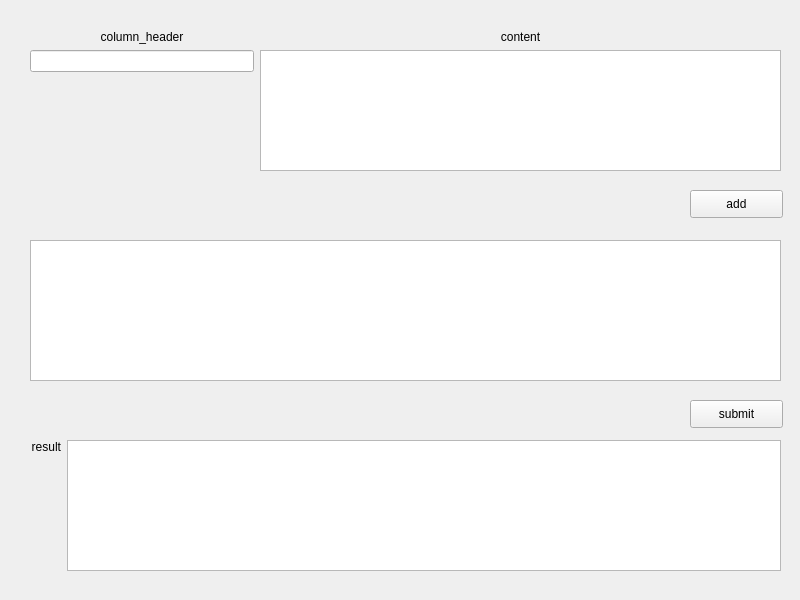
Old version of the form form.ui in the repository blueice-thu/wiki2bio-jittor.
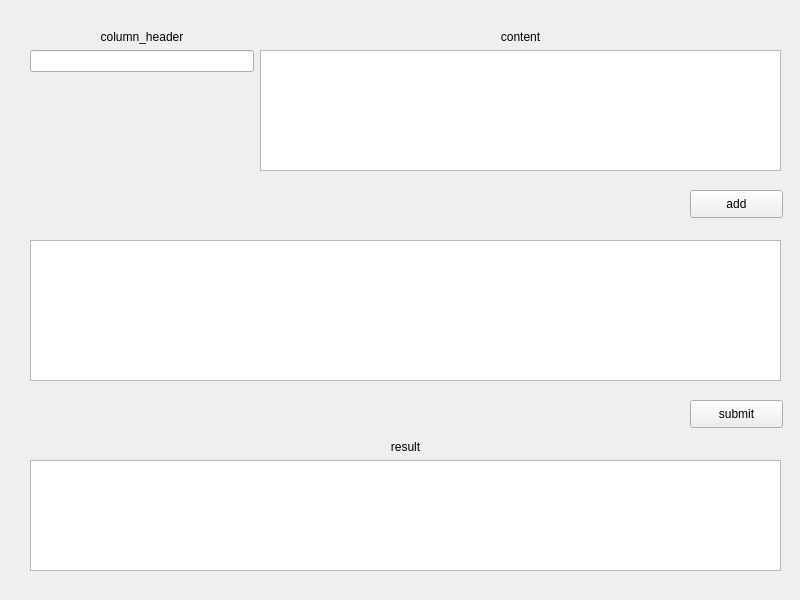
New version of the form.

Commit message: 修改界面

The edit to the form file:
```diff
--- a/form.ui
+++ b/form.ui
@@ -95,19 +95,19 @@
     </rect>
    </property>
    <layout class="QGridLayout" name="gridLayout_3">
-    <item row="0" column="0">
+    <item row="1" column="1">
+     <widget class="QTextBrowser" name="result"/>
+    </item>
+    <item row="0" column="1">
      <widget class="QLabel" name="label_3">
       <property name="text">
        <string>result</string>
       </property>
       <property name="alignment">
-       <set>Qt::AlignRight|Qt::AlignTop|Qt::AlignTrailing</set>
+       <set>Qt::AlignHCenter|Qt::AlignTop</set>
       </property>
      </widget>
     </item>
-    <item row="0" column="1">
-     <widget class="QTextBrowser" name="result"/>
-    </item>
    </layout>
   </widget>
   <widget class="QPushButton" name="add">
```
The commit also changes 1 other file.
